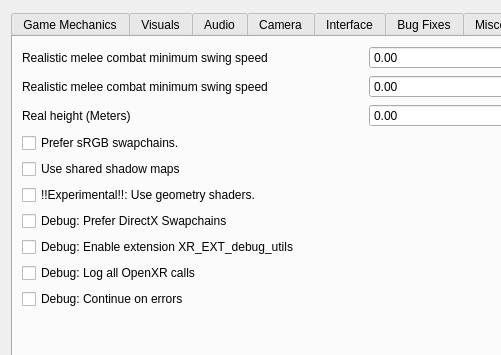
Before: the Qt Designer form files/ui/advancedpage.ui in sunhawken/openmw, drawn with Qt 5; both pictures show x 0 to 501 and y 0 to 355 of the 732 by 487 pixel window.
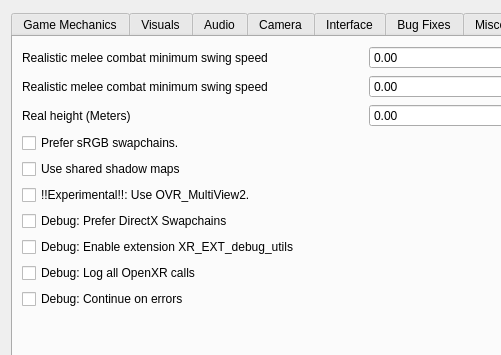
After: the same form once the commit is applied. The open tabs and pages were chosen to show the change.

Commit message: Remove geometry shader approach

Diff of the .ui file:
```diff
--- a/files/ui/advancedpage.ui
+++ b/files/ui/advancedpage.ui
@@ -1422,7 +1422,7 @@
 			 <string>&lt;html&gt;&lt;head/&gt;&lt;body&gt;&lt;p&gt;Makes OpenMW VR render stereo using geometry shaders instead of two render passes. Players with a CPU bound will benefit from this, but players with a gpu bound will not. E.g. with a high cell view distance (distant lands) this will degrade your performance instead. NOTE: This feature is experimental, broken on AMD GPUs, and untested on Intel.&lt;/p&gt;&lt;/body&gt;&lt;/html&gt;</string>
 			</property>
 			<property name="text">
-			 <string>!!Experimental!!: Use geometry shaders.</string>
+			 <string>!!Experimental!!: Use OVR_MultiView2.</string>
 			</property>
 		   </widget>
 		  </item>
```
Left out of the diff: 4 changed lines with no effect on the pictures. The commit also changes 10 other files.
